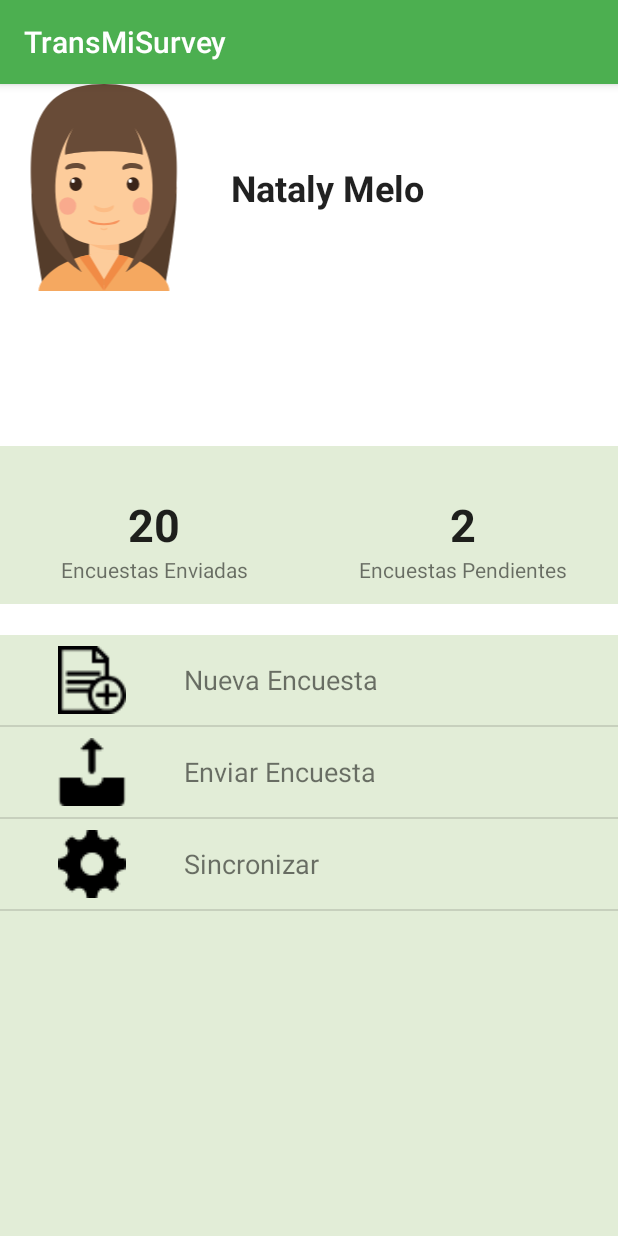
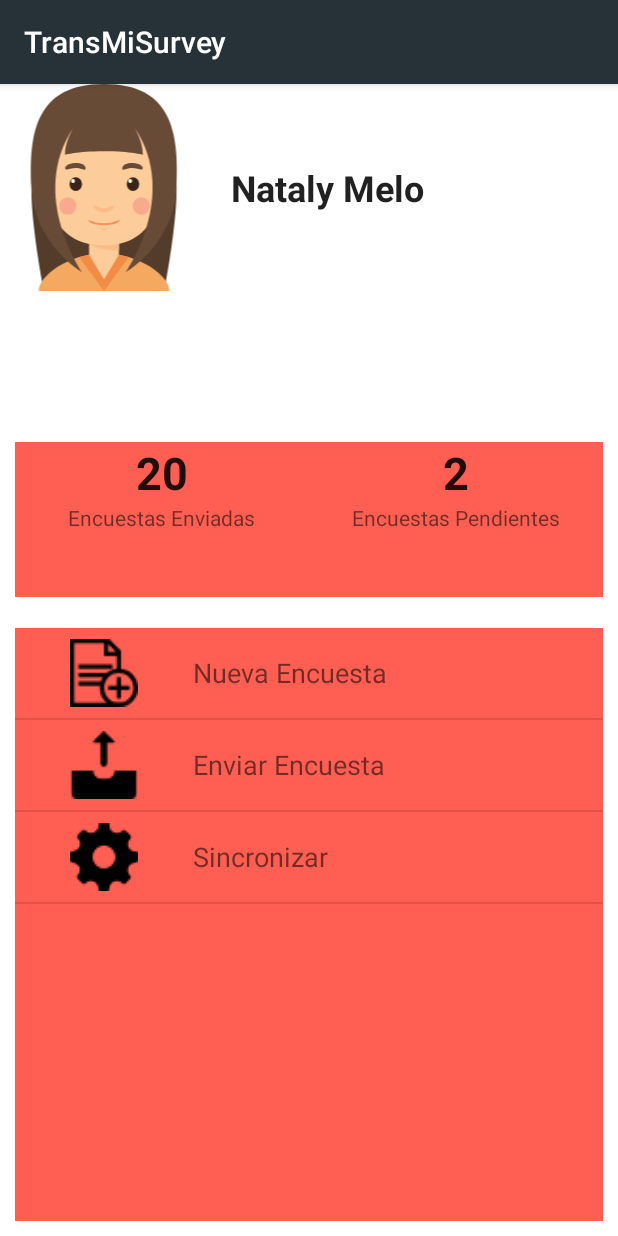
Before and after one commit to angynk/TmSu, an Android app: the screen it shows after launch (MainActivity), on a phone screen of 412 x 824 dp. Run offline under Robolectric (Android 15) with nearby library versions, the phone set to English and light mode, and no system bars; libraries missing offline, so code that uses them is left out: io.realm; pictures from the network do not load; 10 statements that could not run were skipped.

Commit message:
Ajustes Pantalla Principal

```diff
--- a/app/src/main/java/com/transmilenio/transmisurvey/models/util/ExtrasID.java
+++ b/app/src/main/java/com/transmilenio/transmisurvey/models/util/ExtrasID.java
@@ -8,6 +8,7 @@ public class ExtrasID {
     public static String EXTRA_ID_SERVICIO = "idServicio";
     public static String EXTRA_NOMBRE = "nombre";
     public static String EXTRA_TIPO = "tipo";
+    public static String EXTRA_OBSER = "observacion";
 
 
     public static String VALOR_NUEVO = "Nuevo";
--- a/app/src/main/java/com/transmilenio/transmisurvey/models/util/Mensajes.java
+++ b/app/src/main/java/com/transmilenio/transmisurvey/models/util/Mensajes.java
@@ -15,6 +15,7 @@ public class Mensajes {
     public static String MSG_OK = "OK";
     public static String MSG_ACEPTAR = "ACEPTAR";
     public static String MSG_SALIR_ENCUESTA = "Salir de Encuesta";
+    public static String MSG_OBSERVACIONES= "Observaciones";
     public static String MSG_ENCUESTA = "Encuestas";
     public static String MSG_ENVIANDO = "Enviando....";
     public static String MSG_ENCUESTAS_ENVIADAS = "Encuestas Enviadas";
--- a/app/src/main/res/layout/activity_adt_lista_registros.xml
+++ b/app/src/main/res/layout/activity_adt_lista_registros.xml
@@ -40,6 +40,7 @@
             android:layout_gravity="bottom|end"
             android:layout_margin="16dp"
             android:src="@drawable/ic_add_icon"
+            android:background="@color/colorSecondaryLigth"
             />
 
         <Button
--- a/app/src/main/res/layout/activity_main.xml
+++ b/app/src/main/res/layout/activity_main.xml
@@ -32,6 +32,9 @@
         android:layout_width="match_parent"
         android:layout_height="0dp"
         android:layout_weight="0.87"
+        android:layout_marginRight="10dp"
+        android:layout_marginLeft="10dp"
+        android:layout_marginBottom="10dp"
         tools:layout="@layout/fragment_option" />
 
 
--- a/app/src/main/res/layout/fragment_option.xml
+++ b/app/src/main/res/layout/fragment_option.xml
@@ -3,7 +3,9 @@
     android:layout_width="match_parent"
     android:layout_height="match_parent"
     tools:context="com.transmilenio.transmisurvey.fragments.OptionFragment"
-    android:background="#e2edd7"
+    android:background="@color/colorSecondaryLigth"
+    android:layout_marginLeft="10dp"
+    android:layout_marginRight="10dp"
     >
 
     <LinearLayout
@@ -30,7 +32,7 @@
                     android:layout_height="wrap_content"
                     android:text="20"
                     style="@style/AppTheme.AlertasTitulo"
-                    android:layout_centerVertical="true"
+                    android:layout_alignParentTop="true"
                     android:layout_centerHorizontal="true" />
 
                 <TextView
@@ -54,7 +56,7 @@
                     android:layout_height="wrap_content"
                     android:text="2"
                     style="@style/AppTheme.AlertasTitulo"
-                    android:layout_centerVertical="true"
+                    android:layout_alignParentTop="true"
                     android:layout_centerHorizontal="true" />
 
                 <TextView
--- a/app/src/main/res/layout/list_view_registro_item.xml
+++ b/app/src/main/res/layout/list_view_registro_item.xml
@@ -4,7 +4,7 @@
     android:orientation="vertical"
     android:layout_width="match_parent"
     android:layout_height="60dp"
-    android:background="#d3f2b0"
+    android:background="@color/colorSecondaryLigth"
     >
 
     <LinearLayout
--- a/app/src/main/res/values/colors.xml
+++ b/app/src/main/res/values/colors.xml
@@ -1,10 +1,11 @@
 <?xml version="1.0" encoding="utf-8"?>
 <resources>
-    <color name="colorPrimary">#4CAF50</color>
-    <color name="colorPrimaryDark">#388E3C</color>
-    <color name="colorAccent">#607D8B</color>
+    <color name="colorPrimary">#263238</color>
+    <color name="colorPrimaryDark">#000a12</color>
+    <color name="colorAccent">#4f5b62</color>
     <color name="colorPrimaryText">#212121</color>
-    <color name="colorSecondaryText">#757575</color>
+    <color name="colorSecondaryText">#c62828</color>
+    <color name="colorSecondaryLigth">#ff5f52</color>
     <color name="colorDivider">#BDBDBD</color>
     <color name="colorList">#80a556</color>
 
--- a/app/src/main/res/values/strings.xml
+++ b/app/src/main/res/values/strings.xml
@@ -26,10 +26,13 @@
     <string name="button_ignorar">Ignorar Cambios</string>
     <string name="button_cancelar">Cancelar</string>
     <string name="button_enviar">Enviar</string>
+    <string name="button_observacion">Observaciones</string>
 
     <string name="txt_encuestasEnviadas">Encuestas Enviadas</string>
     <string name="txt_encuestasPendientes">Encuestas Pendientes</string>
     <string name="txt_opciones">Opciones</string>
+    <string name="txt_tiene_observaciones">Encuesta Registrada!</string>
+    <string name="txt_ninguna">Ninguna</string>
 
 
     <!-- TODO: Remove or change this placeholder text -->
--- a/app/src/main/res/values/styles.xml
+++ b/app/src/main/res/values/styles.xml
@@ -18,7 +18,7 @@
     </style>
 
     <style name="AppTheme.Button" parent="Widget.AppCompat.Button.Borderless">
-        <item name="android:background">@color/colorButtonNormal</item>
+        <item name="android:background">@color/colorSecondaryLigth</item>
         <item name="android:textColor">@color/colorTextButton</item>
     </style>
 
@@ -31,7 +31,7 @@
         <item name="android:layout_width">fill_parent</item>
         <item name="android:layout_height">50dp</item>
         <item name="android:textAlignment">center</item>
-        <item name="android:background">@color/colorButtonNormal</item>
+        <item name="android:background">@color/colorSecondaryLigth</item>
         <item name="android:textColor">@color/colorTextButton</item>
 
     </style>
@@ -48,7 +48,7 @@
     </style>
 
     <style name="AppTheme.ButtonDialog" parent="Base.Widget.AppCompat.Button">
-        <item name="android:background">@color/colorButtonDialog</item>
+        <item name="android:background">@color/colorSecondaryLigth</item>
         <item name="android:textColor">@color/colorTextButton</item>
     </style>
 
```
Also changed, not shown: app/src/main/java/com/transmilenio/transmisurvey/activites/ListaRegistrosActivity.java (+9 -1 lines), app/src/main/java/com/transmilenio/transmisurvey/activites/RegistroActivity.java (+22 -4 lines), app/src/main/java/com/transmilenio/transmisurvey/fragments/AlertObservacion.java (added, +68 -0 lines), app/src/main/res/layout/activity_adt_registro.xml (+26 -18 lines), app/src/main/res/layout/dialog_observacion.xml (added, +31 -0 lines).
